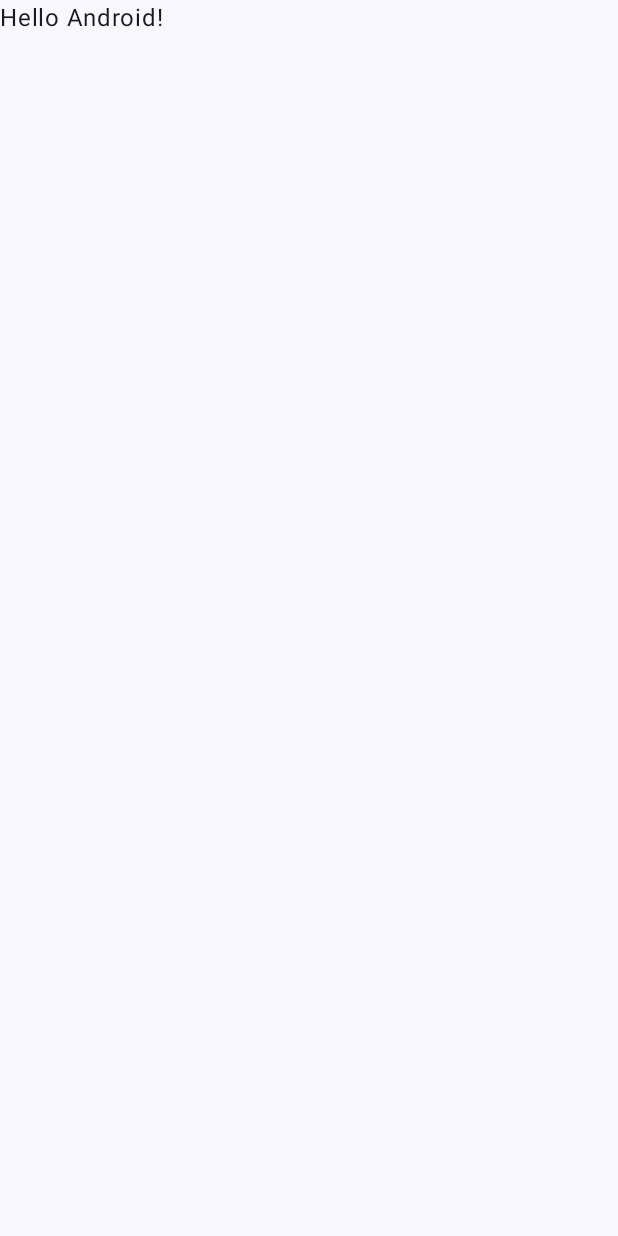
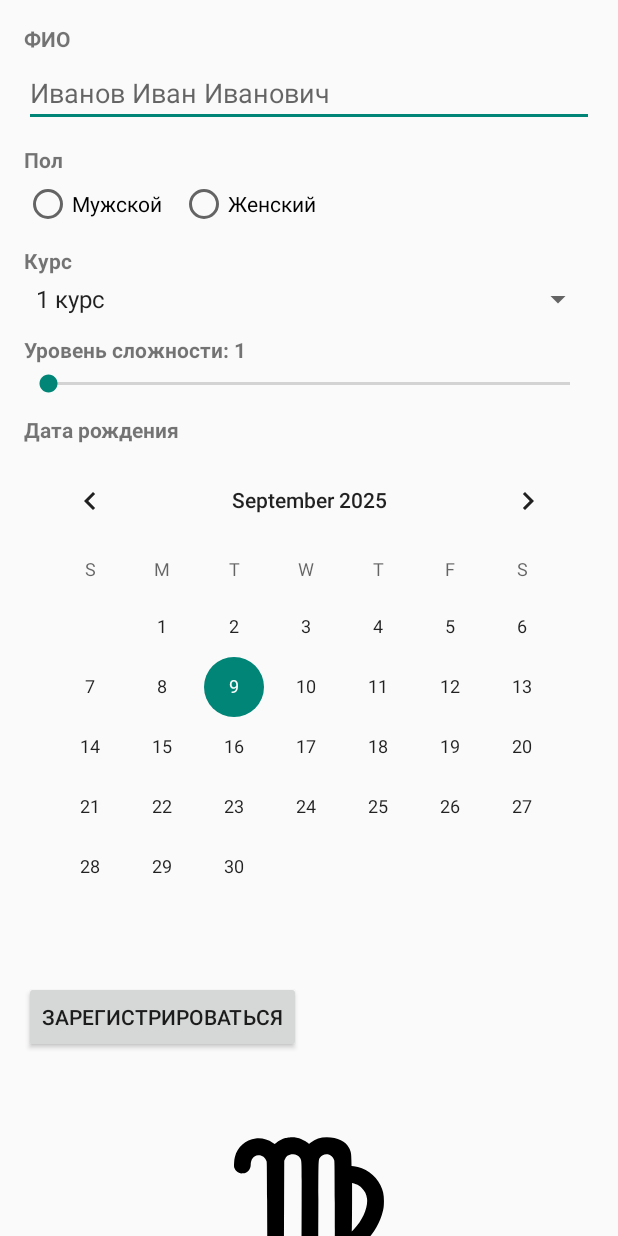
Before and after one commit to albert22o/bugs-zhuky-, an Android app built with Jetpack Compose: the screen it shows after launch (MainActivity), on a phone screen of 412 x 824 dp. Before the commit the screen is almost empty. Run offline under Robolectric (Android 15) with nearby library versions, the light colour scheme and no system bars.

Commit message:
Задание 2. Добавил реализацию формы регистрации игрока.

```diff
--- a/bugs/app/build.gradle.kts
+++ b/bugs/app/build.gradle.kts
@@ -49,6 +49,7 @@ dependencies {
     implementation(libs.androidx.compose.ui.graphics)
     implementation(libs.androidx.compose.ui.tooling.preview)
     implementation(libs.androidx.compose.material3)
+    implementation(libs.androidx.appcompat)
     testImplementation(libs.junit)
     androidTestImplementation(libs.androidx.junit)
     androidTestImplementation(libs.androidx.espresso.core)
--- a/bugs/app/src/main/java/com/example/bugs/MainActivity.kt
+++ b/bugs/app/src/main/java/com/example/bugs/MainActivity.kt
@@ -1,47 +1,155 @@
 package com.example.bugs
 
+import android.app.Activity
 import android.os.Bundle
-import androidx.activity.ComponentActivity
-import androidx.activity.compose.setContent
-import androidx.activity.enableEdgeToEdge
-import androidx.compose.foundation.layout.fillMaxSize
-import androidx.compose.foundation.layout.padding
-import androidx.compose.material3.Scaffold
-import androidx.compose.material3.Text
-import androidx.compose.runtime.Composable
-import androidx.compose.ui.Modifier
-import androidx.compose.ui.tooling.preview.Preview
-import com.example.bugs.ui.theme.BugsTheme
+import android.widget.*
+import java.text.SimpleDateFormat
+import java.util.*
 
-class MainActivity : ComponentActivity() {
+class MainActivity : Activity() {
+
+    private lateinit var editTextName: EditText
+    private lateinit var radioGroupGender: RadioGroup
+    private lateinit var spinnerCourse: Spinner
+    private lateinit var seekBarDifficulty: SeekBar
+    private lateinit var calendarViewBirth: CalendarView
+    private lateinit var buttonRegister: Button
+    private lateinit var textViewResult: TextView
+    private lateinit var imageViewZodiac: ImageView
+    private lateinit var textDifficultyLabel: TextView
+
     override fun onCreate(savedInstanceState: Bundle?) {
         super.onCreate(savedInstanceState)
-        enableEdgeToEdge()
-        setContent {
-            BugsTheme {
-                Scaffold(modifier = Modifier.fillMaxSize()) { innerPadding ->
-                    Greeting(
-                        name = "Android",
-                        modifier = Modifier.padding(innerPadding)
-                    )
-                }
+        // Убедитесь, что активность использует платформенный layout (activity_main.xml)
+        setContentView(R.layout.activity_main)
+
+        // Инициализация view
+        editTextName = findViewById(R.id.editTextName)
+        radioGroupGender = findViewById(R.id.radioGroupGender)
+        spinnerCourse = findViewById(R.id.spinnerCourse)
+        seekBarDifficulty = findViewById(R.id.seekBarDifficulty)
+        calendarViewBirth = findViewById(R.id.calendarViewBirth)
+        buttonRegister = findViewById(R.id.buttonRegister)
+        textViewResult = findViewById(R.id.textViewResult)
+        imageViewZodiac = findViewById(R.id.imageViewZodiac)
+        textDifficultyLabel = findViewById(R.id.textDifficultyLabel)
+
+        // Заполнение спиннера курсами
+        val courses = arrayOf("1 курс", "2 курс", "3 курс", "4 курс")
+        val adapter = ArrayAdapter(this, android.R.layout.simple_spinner_item, courses)
+        adapter.setDropDownViewResource(android.R.layout.simple_spinner_dropdown_item)
+        spinnerCourse.adapter = adapter
+
+        // Переменная для даты рождения (ms)
+        var birthDateMillis: Long = calendarViewBirth.date
+
+        // Инициално показать значение сложности
+        textDifficultyLabel.text = "Уровень сложности: ${seekBarDifficulty.progress + 1}"
+
+        // Обновление метки сложности в реальном времени
+        seekBarDifficulty.setOnSeekBarChangeListener(object : SeekBar.OnSeekBarChangeListener {
+            override fun onProgressChanged(seekBar: SeekBar?, progress: Int, fromUser: Boolean) {
+                textDifficultyLabel.text = "Уровень сложности: ${progress + 1}"
             }
+
+            override fun onStartTrackingTouch(seekBar: SeekBar?) {}
+            override fun onStopTrackingTouch(seekBar: SeekBar?) {}
+        })
+
+        // Обработчик выбора даты — автообновление знака
+        calendarViewBirth.setOnDateChangeListener { _, year, month, dayOfMonth ->
+            val cal = Calendar.getInstance()
+            cal.set(year, month, dayOfMonth)
+            birthDateMillis = cal.timeInMillis
+
+            val zodiac = getZodiac(birthDateMillis)
+            val zodiacResId = getZodiacImageRes(zodiac)
+            if (zodiacResId != null) {
+                imageViewZodiac.setImageResource(zodiacResId)
+            } else {
+                imageViewZodiac.setImageResource(android.R.color.transparent)
+            }
+        }
+
+        // Показать знак для начальной даты
+        val initialZodiac = getZodiac(birthDateMillis)
+        getZodiacImageRes(initialZodiac)?.let { imageViewZodiac.setImageResource(it) }
+
+        buttonRegister.setOnClickListener {
+            val name = editTextName.text.toString().trim()
+            if (name.isEmpty()) {
+                editTextName.error = "Введите ФИО"
+                editTextName.requestFocus()
+                return@setOnClickListener
+            }
+
+            val selectedGenderId = radioGroupGender.checkedRadioButtonId
+            val gender = if (selectedGenderId != -1)
+                findViewById<RadioButton>(selectedGenderId).text.toString()
+            else "Не указан"
+
+            val course = spinnerCourse.selectedItem.toString()
+            val difficulty = seekBarDifficulty.progress + 1
+
+            val sdf = SimpleDateFormat("dd.MM.yyyy", Locale.getDefault())
+            val birthDateStr = sdf.format(Date(birthDateMillis))
+
+            val zodiac = getZodiac(birthDateMillis)
+
+            val player = Player(name, gender, course, difficulty, birthDateStr, zodiac)
+
+            textViewResult.text = """
+                ФИО: ${player.name}
+                Пол: ${player.gender}
+                Курс: ${player.course}
+                Уровень сложности: ${player.difficulty}
+                Дата рождения: ${player.birthDate}
+                Знак зодиака: ${player.zodiac}
+            """.trimIndent()
+
+            // Если есть картинка — установить
+            getZodiacImageRes(zodiac)?.let { imageViewZodiac.setImageResource(it) }
+        }
+    }
+
+    private fun getZodiac(birthMillis: Long): String {
+        val cal = Calendar.getInstance()
+        cal.timeInMillis = birthMillis
+        val day = cal.get(Calendar.DAY_OF_MONTH)
+        val month = cal.get(Calendar.MONTH) + 1
+
+        return when {
+            (month == 3 && day >= 21) || (month == 4 && day <= 19) -> "Овен"
+            (month == 4 && day >= 20) || (month == 5 && day <= 20) -> "Телец"
+            (month == 5 && day >= 21) || (month == 6 && day <= 20) -> "Близнецы"
+            (month == 6 && day >= 21) || (month == 7 && day <= 22) -> "Рак"
+            (month == 7 && day >= 23) || (month == 8 && day <= 22) -> "Лев"
+            (month == 8 && day >= 23) || (month == 9 && day <= 22) -> "Дева"
+            (month == 9 && day >= 23) || (month == 10 && day <= 22) -> "Весы"
+            (month == 10 && day >= 23) || (month == 11 && day <= 21) -> "Скорпион"
+            (month == 11 && day >= 22) || (month == 12 && day <= 21) -> "Стрелец"
+            (month == 12 && day >= 22) || (month == 1 && day <= 19) -> "Козерог"
+            (month == 1 && day >= 20) || (month == 2 && day <= 18) -> "Водолей"
+            (month == 2 && day >= 19) || (month == 3 && day <= 20) -> "Рыбы"
+            else -> "Неизвестно"
+        }
+    }
+
+    private fun getZodiacImageRes(zodiac: String): Int? {
+        return when (zodiac) {
+            "Овен" -> R.drawable.aries
+            "Телец" -> R.drawable.taurus
+            "Близнецы" -> R.drawable.gemini
+            "Рак" -> R.drawable.cancer
+            "Лев" -> R.drawable.leo
+            "Дева" -> R.drawable.virgo
+            "Весы" -> R.drawable.libra
+            "Скорпион" -> R.drawable.scorpio
+            "Стрелец" -> R.drawable.sagittarius
+            "Козерог" -> R.drawable.capricorn
+            "Водолей" -> R.drawable.aquarius
+            "Рыбы" -> R.drawable.pisces
+            else -> null
         }
     }
 }
-
-@Composable
-fun Greeting(name: String, modifier: Modifier = Modifier) {
-    Text(
-        text = "Hello $name!",
-        modifier = modifier
-    )
-}
-
-@Preview(showBackground = true)
-@Composable
-fun GreetingPreview() {
-    BugsTheme {
-        Greeting("Android")
-    }
-}
--- a/bugs/gradle/libs.versions.toml
+++ b/bugs/gradle/libs.versions.toml
@@ -8,6 +8,7 @@ espressoCore = "3.7.0"
 lifecycleRuntimeKtx = "2.9.3"
 activityCompose = "1.10.1"
 composeBom = "2024.09.00"
+appcompat = "1.7.1"
 
 [libraries]
 androidx-core-ktx = { group = "androidx.core", name = "core-ktx", version.ref = "coreKtx" }
@@ -24,6 +25,7 @@ androidx-compose-ui-tooling-preview = { group = "androidx.compose.ui", name = "u
 androidx-compose-ui-test-manifest = { group = "androidx.compose.ui", name = "ui-test-manifest" }
 androidx-compose-ui-test-junit4 = { group = "androidx.compose.ui", name = "ui-test-junit4" }
 androidx-compose-material3 = { group = "androidx.compose.material3", name = "material3" }
+androidx-appcompat = { group = "androidx.appcompat", name = "appcompat", version.ref = "appcompat" }
 
 [plugins]
 android-application = { id = "com.android.application", version.ref = "agp" }
```
